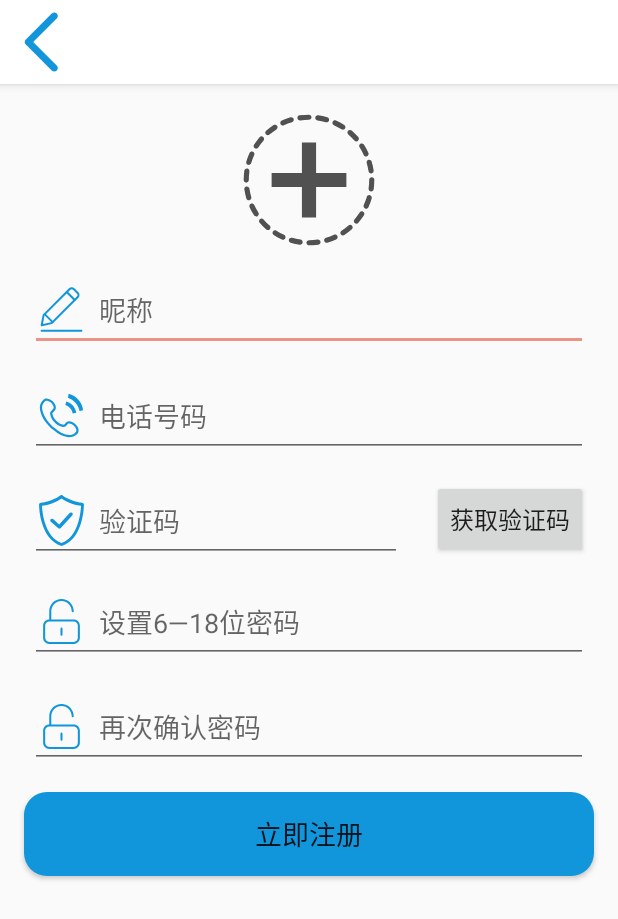
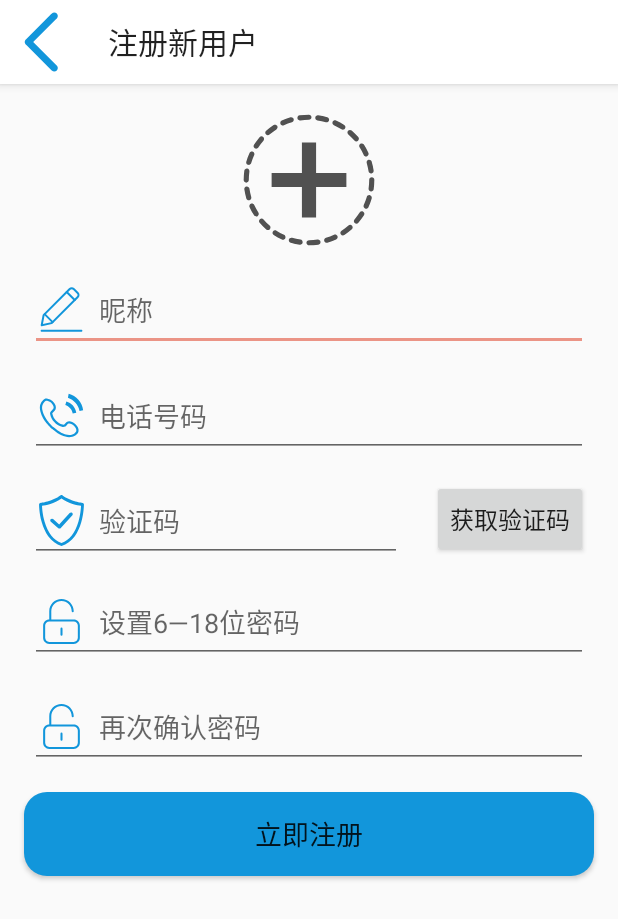
Before and after one commit to cnsource/SmallTargetByUxTeam, an Android app: the RegistePageActivity screen opened directly, with no data from a screen before it, on a phone screen of 412 x 824 dp. Shown: the top 919 px of the screen. Run offline under Robolectric (Android 15) with nearby library versions, the phone set to English and light mode, and no system bars; our stand-ins replace CircleImageView; libraries missing offline, so code that uses them is left out: cn.smssdk, com.yalantis.ucrop, com.zhihu.matisse; 2 statements that could not run were skipped.

```diff
--- a/app/src/main/java/com/uxteam/starget/login_registe/RegistePageActivity.java
+++ b/app/src/main/java/com/uxteam/starget/login_registe/RegistePageActivity.java
@@ -35,7 +35,6 @@ public class RegistePageActivity extends AppCompatActivity implements TransferDa
     private EditText yzm;
     private EditText pwd;
     private EditText secpwd;
-    private EventHandler eventHandler;
     private RegistePagePresenter presenter;
     private Toolbar toolbar;
 
--- a/app/src/main/res/layout/login_registe_registe_page.xml
+++ b/app/src/main/res/layout/login_registe_registe_page.xml
@@ -13,6 +13,7 @@
 
         <androidx.appcompat.widget.Toolbar
             android:id="@+id/toolbar"
+            app:title="注册新用户"
             android:layout_width="match_parent"
             android:layout_height="wrap_content"
             android:background="#fff"
```
